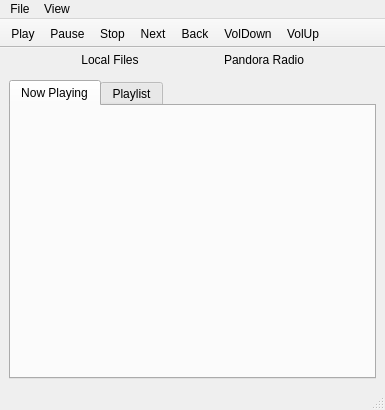
Qt form src-qt5/desktop-utils/lumina-mediaplayer/mainUI.ui (lumina-desktop/lumina) before a commit.
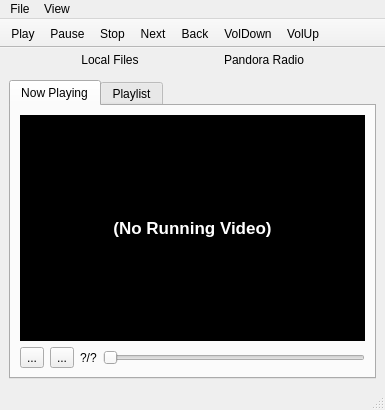
The same form after that commit. Icons and pictures are not drawn.

```diff
--- a/src-qt5/desktop-utils/lumina-mediaplayer/mainUI.ui
+++ b/src-qt5/desktop-utils/lumina-mediaplayer/mainUI.ui
@@ -94,6 +94,73 @@
            <attribute name="title">
             <string>Now Playing</string>
            </attribute>
+           <layout class="QVBoxLayout" name="verticalLayout_7">
+            <item>
+             <layout class="QHBoxLayout" name="videoLayout_2">
+              <item>
+               <widget class="QLabel" name="label_player_novideo_2">
+                <property name="sizePolicy">
+                 <sizepolicy hsizetype="Expanding" vsizetype="Expanding">
+                  <horstretch>0</horstretch>
+                  <verstretch>0</verstretch>
+                 </sizepolicy>
+                </property>
+                <property name="font">
+                 <font>
+                  <pointsize>13</pointsize>
+                  <weight>75</weight>
+                  <bold>true</bold>
+                 </font>
+                </property>
+                <property name="styleSheet">
+                 <string notr="true">background: black; color: white;</string>
+                </property>
+                <property name="text">
+                 <string>(No Running Video)</string>
+                </property>
+                <property name="alignment">
+                 <set>Qt::AlignCenter</set>
+                </property>
+               </widget>
+              </item>
+             </layout>
+            </item>
+            <item>
+             <layout class="QHBoxLayout" name="videoControlLayout_2">
+              <item>
+               <widget class="QToolButton" name="toolButton">
+                <property name="text">
+                 <string>...</string>
+                </property>
+               </widget>
+              </item>
+              <item>
+               <widget class="QToolButton" name="toolButton_2">
+                <property name="text">
+                 <string>...</string>
+                </property>
+               </widget>
+              </item>
+              <item>
+               <widget class="QLabel" name="label_player_runstats_2">
+                <property name="text">
+                 <string notr="true">?/?</string>
+                </property>
+               </widget>
+              </item>
+              <item>
+               <widget class="QSlider" name="playerSlider_2">
+                <property name="orientation">
+                 <enum>Qt::Horizontal</enum>
+                </property>
+               </widget>
+              </item>
+             </layout>
+            </item>
+           </layout>
+           <zorder>label_player_novideo</zorder>
+           <zorder>layoutWidget</zorder>
+           <zorder>layoutWidget_2</zorder>
           </widget>
           <widget class="QWidget" name="tab_local_playlist">
            <attribute name="title">
```
Left out of the diff: 5 changed lines with no effect on the pictures.
